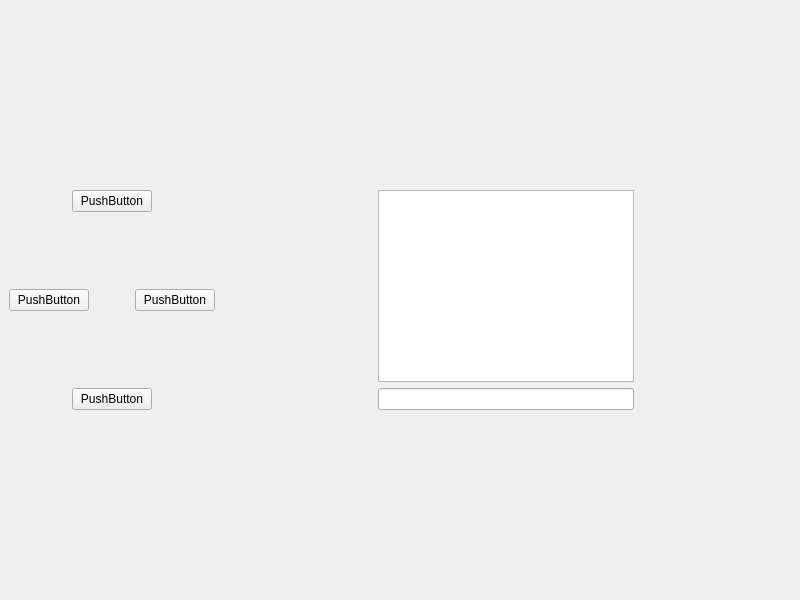
The window that mainwindow.ui (NoneType4Name/RadioRemoteControl) describes before a commit, drawn with Qt 5.
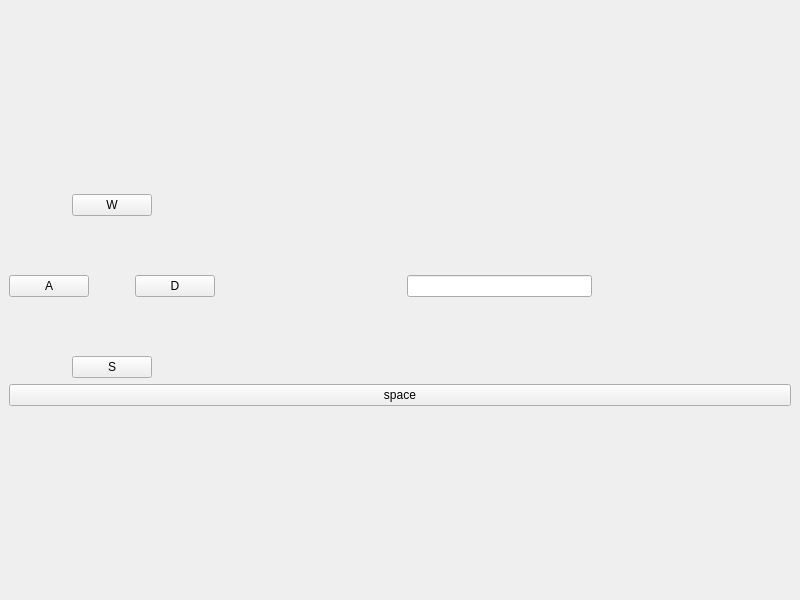
The same window after the commit.

Diff of the .ui file:
```diff
--- a/mainwindow.ui
+++ b/mainwindow.ui
@@ -49,8 +49,14 @@
           </item>
           <item>
            <widget class="QPushButton" name="pushButton_w">
+            <property name="sizePolicy">
+             <sizepolicy hsizetype="Maximum" vsizetype="Maximum">
+              <horstretch>0</horstretch>
+              <verstretch>0</verstretch>
+             </sizepolicy>
+            </property>
             <property name="text">
-             <string>PushButton</string>
+             <string>W</string>
             </property>
            </widget>
           </item>
@@ -86,8 +92,14 @@
          <layout class="QHBoxLayout" name="horizontalLayout">
           <item>
            <widget class="QPushButton" name="pushButton_a">
+            <property name="sizePolicy">
+             <sizepolicy hsizetype="Maximum" vsizetype="Maximum">
+              <horstretch>0</horstretch>
+              <verstretch>0</verstretch>
+             </sizepolicy>
+            </property>
             <property name="text">
-             <string>PushButton</string>
+             <string>A</string>
             </property>
            </widget>
           </item>
@@ -96,6 +108,9 @@
             <property name="orientation">
              <enum>Qt::Orientation::Horizontal</enum>
             </property>
+            <property name="sizeType">
+             <enum>QSizePolicy::Policy::Expanding</enum>
+            </property>
             <property name="sizeHint" stdset="0">
              <size>
               <width>40</width>
@@ -106,8 +121,14 @@
           </item>
           <item>
            <widget class="QPushButton" name="pushButton_d">
+            <property name="sizePolicy">
+             <sizepolicy hsizetype="Maximum" vsizetype="Maximum">
+              <horstretch>0</horstretch>
+              <verstretch>0</verstretch>
+             </sizepolicy>
+            </property>
             <property name="text">
-             <string>PushButton</string>
+             <string>D</string>
             </property>
            </widget>
           </item>
@@ -143,8 +164,14 @@
           </item>
           <item>
            <widget class="QPushButton" name="pushButton_s">
+            <property name="sizePolicy">
+             <sizepolicy hsizetype="Maximum" vsizetype="Maximum">
+              <horstretch>0</horstretch>
+              <verstretch>0</verstretch>
+             </sizepolicy>
+            </property>
             <property name="text">
-             <string>PushButton</string>
+             <string>S</string>
             </property>
            </widget>
           </item>
@@ -179,14 +206,17 @@
        </spacer>
       </item>
       <item>
-       <layout class="QVBoxLayout" name="verticalLayout_2">
-        <item>
-         <widget class="QListWidget" name="listWidget"/>
-        </item>
-        <item>
-         <widget class="QLineEdit" name="lineEdit"/>
-        </item>
-       </layout>
+       <widget class="QLineEdit" name="lineEdit"/>
+      </item>
+      <item>
+       <widget class="QLabel" name="label">
+        <property name="text">
+         <string/>
+        </property>
+       </widget>
+      </item>
+      <item>
+       <layout class="QVBoxLayout" name="verticalLayout_2"/>
       </item>
       <item>
        <spacer name="horizontalSpacer_7">
@@ -203,6 +233,13 @@
       </item>
      </layout>
     </item>
+    <item>
+     <widget class="QPushButton" name="pushButton">
+      <property name="text">
+       <string>space</string>
+      </property>
+     </widget>
+    </item>
     <item>
      <spacer name="verticalSpacer_4">
       <property name="orientation">
```
